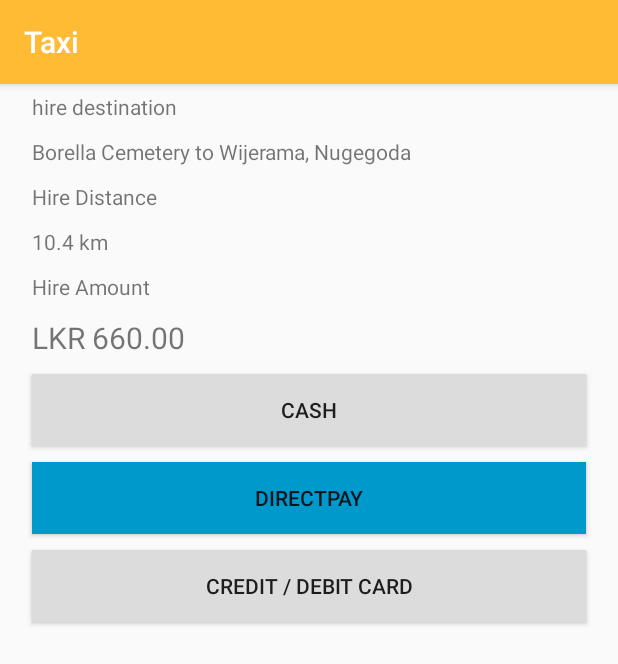
After one commit to supun19/Taxi, an Android app: the Payment screen opened directly, with no data from a screen before it, on a phone screen of 412 x 824 dp. The commit adds this screen. Shown: the top 664 px of the screen. Run offline under Robolectric (Android 15) with nearby library versions, the phone set to English and light mode, and no system bars.

Commit message:
Taxi app demo have done

```diff
--- a/app/build.gradle
+++ b/app/build.gradle
@@ -28,5 +28,6 @@ dependencies {
     compile 'com.google.android.gms:play-services-maps:10.2.6'
     compile 'com.android.support:design:25.3.1'
     compile 'com.android.support.constraint:constraint-layout:1.0.2'
+    compile 'com.github.kenglxn.QRGen:android:2.2.0'
     testCompile 'junit:junit:4.12'
 }
--- /dev/null
+++ b/app/src/main/java/com/example/supun/taxi/Payment.java
@@ -0,0 +1,36 @@
+package com.example.supun.taxi;
+
+import android.content.Intent;
+import android.support.v7.app.AppCompatActivity;
+import android.os.Bundle;
+import android.support.v7.widget.Toolbar;
+import android.view.View;
+import android.widget.Button;
+
+public class Payment extends AppCompatActivity {
+
+    @Override
+    protected void onCreate(Bundle savedInstanceState) {
+        super.onCreate(savedInstanceState);
+        setContentView(R.layout.activity_payment);
+        Toolbar toolbar = (Toolbar) findViewById(R.id.toolbar);
+        setSupportActionBar(toolbar);
+
+        Button directPay = (Button) findViewById(R.id.button_directpay);
+
+        directPay.setOnClickListener(new View.OnClickListener() {
+            @Override
+            public void onClick(View v) {
+                payByDirectPay();
+            }
+        });
+
+    }
+
+    private void payByDirectPay(){
+        Intent intent = new Intent(this,DirectPay.class);
+        startActivity(intent);
+
+
+    }
+}
--- a/app/src/main/res/layout/activity_maps.xml
+++ b/app/src/main/res/layout/activity_maps.xml
@@ -65,7 +65,8 @@
             android:text="NEXT"
             android:background="@android:color/holo_orange_light"
             android:layout_marginLeft="16dp"
-            android:layout_marginRight="16dp"/>
+            android:layout_marginRight="16dp"
+            android:id="@+id/next"/>
 
 
 
--- /dev/null
+++ b/app/src/main/res/layout/content_payment.xml
@@ -0,0 +1,65 @@
+<?xml version="1.0" encoding="utf-8"?>
+<LinearLayout xmlns:android="http://schemas.android.com/apk/res/android"
+    android:orientation="vertical"
+    android:layout_width="match_parent"
+    android:layout_height="match_parent"
+    android:layout_margin="16dp">
+
+    <TextView
+        android:layout_width="match_parent"
+        android:layout_height="wrap_content"
+        android:text="hire destination"
+        android:layout_marginTop="40dp"
+        android:padding="5dp"/>
+    <TextView
+        android:layout_width="match_parent"
+        android:layout_height="wrap_content"
+        android:text="Borella Cemetery to Wijerama, Nugegoda"
+        android:padding="5dp"/>
+
+    <TextView
+        android:layout_width="match_parent"
+        android:layout_height="wrap_content"
+        android:text="Hire Distance"
+        android:padding="5dp"/>
+    <TextView
+        android:layout_width="match_parent"
+        android:layout_height="wrap_content"
+        android:text="10.4 km"
+        android:padding="5dp"/>
+
+    <TextView
+        android:layout_width="match_parent"
+        android:layout_height="wrap_content"
+        android:text="Hire Amount"
+        android:padding="5dp"/>
+
+    <TextView
+        android:layout_width="match_parent"
+        android:layout_height="wrap_content"
+        android:text="LKR 660.00"
+        android:textSize="20dp"
+        android:padding="5dp"/>
+
+    <Button
+        android:layout_width="match_parent"
+        android:layout_height="wrap_content"
+        android:text="CASH"
+        android:background="@color/gainsboro"
+        android:layout_margin="5dp"/>
+    <Button
+        android:layout_width="match_parent"
+        android:layout_height="wrap_content"
+        android:text="DirectPay"
+        android:background="@android:color/holo_blue_dark"
+        android:layout_margin="5dp"
+        android:id="@+id/button_directpay"/>
+    <Button
+        android:layout_width="match_parent"
+        android:layout_height="wrap_content"
+        android:text="CREDIT / DEBIT CARD"
+        android:background="@color/gainsboro"
+        android:layout_margin="5dp"/>
+
+
+</LinearLayout>
--- a/app/src/main/res/values/colors.xml
+++ b/app/src/main/res/values/colors.xml
@@ -3,4 +3,6 @@
     <color name="colorPrimary">@android:color/holo_orange_light</color>
     <color name="colorPrimaryDark">@android:color/holo_orange_dark</color>
     <color name="colorAccent">#FF4081</color>
+    <color name="gainsboro">#DCDCDC</color>
+    <color name="darkblue">#00008B</color>
 </resources>
--- a/build.gradle
+++ b/build.gradle
@@ -3,6 +3,7 @@
 buildscript {
     repositories {
         jcenter()
+
     }
     dependencies {
         classpath 'com.android.tools.build:gradle:2.3.1'
@@ -15,6 +16,7 @@ buildscript {
 allprojects {
     repositories {
         jcenter()
+        maven { url "https://jitpack.io" }
     }
 }
 
```
Also changed, not shown: app/src/main/AndroidManifest.xml (+2 -7 lines), app/src/main/java/com/example/supun/taxi/DirectPay.java (added, +29 -0 lines), app/src/main/java/com/example/supun/taxi/MainActivity.java (deleted, +0 -105 lines), app/src/main/java/com/example/supun/taxi/MapsActivity.java (+16 -0 lines), app/src/main/res/layout/activity_direct_pay.xml (added, +24 -0 lines), app/src/main/res/layout/activity_main.xml (deleted, +0 -30 lines), app/src/main/res/layout/activity_payment.xml (renamed from app/src/main/res/layout/app_bar_main2.xml, +4 -11 lines), app/src/main/res/layout/content_direct_pay.xml (added, +49 -0 lines), app/src/main/res/layout/content_main.xml (deleted, +0 -11 lines), app/src/main/res/layout/nav_header_main2.xml (deleted, +0 -35 lines), app/src/main/res/drawable/qr_code.png (added).
